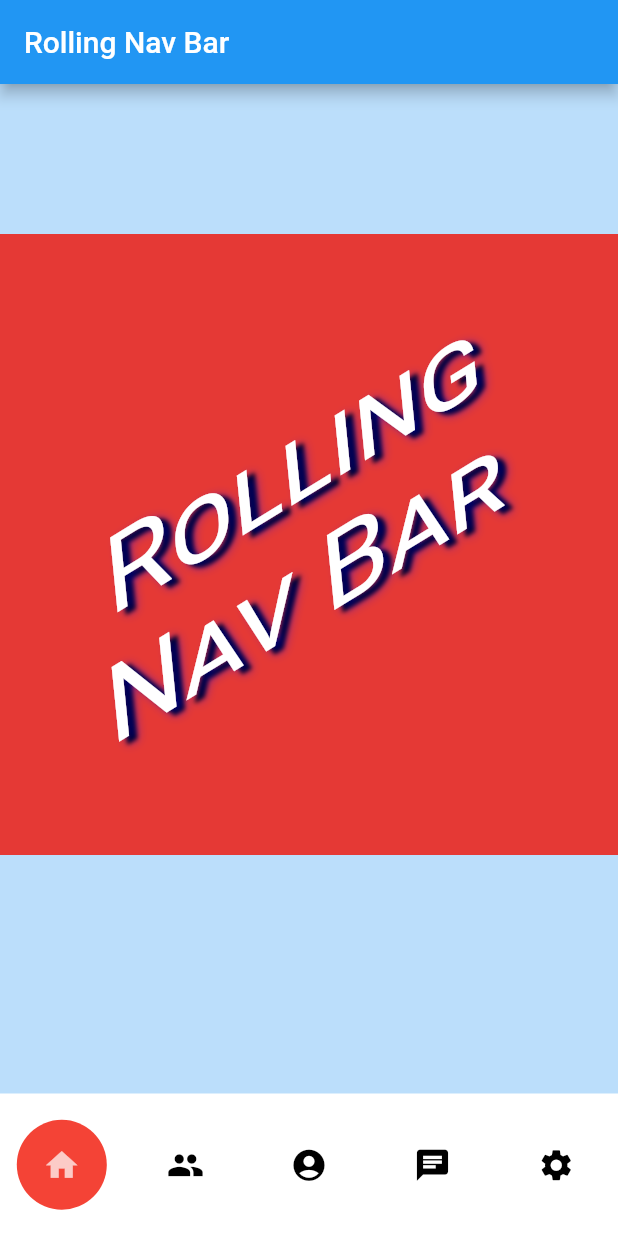
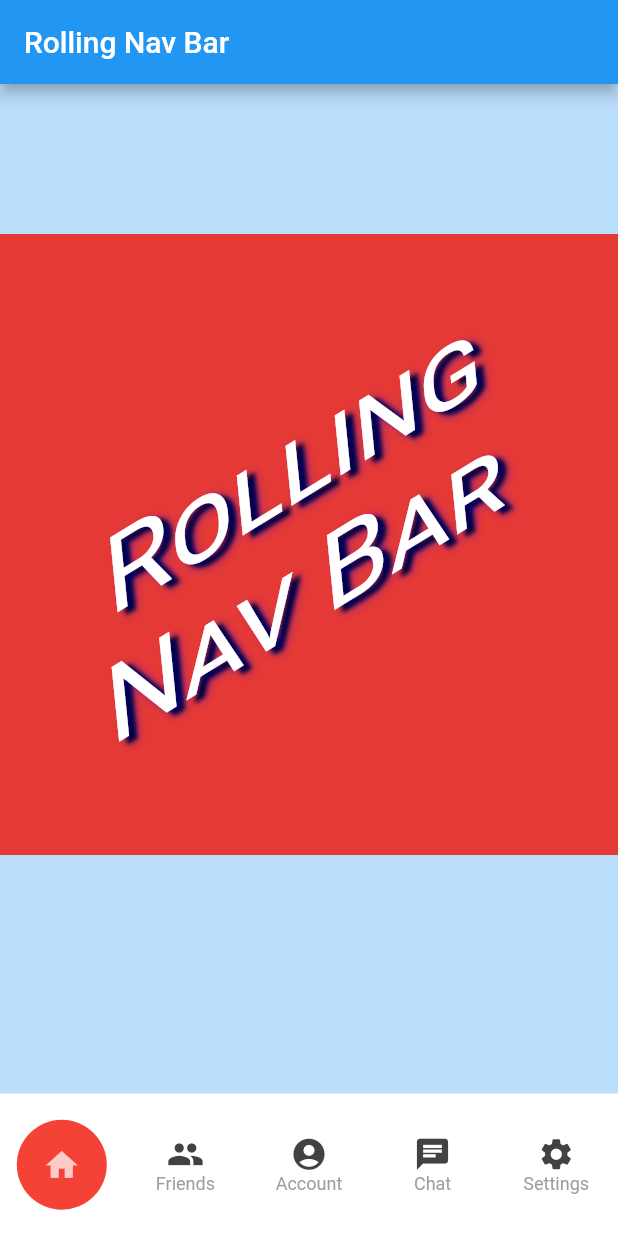
Before and after one commit to craiglabenz/flutter_rolling_nav_bar, a Flutter app: the screen it shows after launch, on a phone screen of 412 x 824 dp. Run offline on Flutter 3.47's test engine with Material 2 defaults, Android fonts, the phone set to English and light mode, and no system bars; our stand-ins replace tinycolor; missing offline and left inert: polygon_clipper.

Commit message:
Added support for icon text and bumped version to 0.0.1-alpha-3

```diff
--- a/example/lib/main.dart
+++ b/example/lib/main.dart
@@ -101,6 +101,19 @@ class _MyAppState extends State<MyApp> {
                       Icons.chat,
                       Icons.settings,
                     ],
+                    iconColors: <Color>[Colors.grey[800]],
+                    iconText: <Widget>[
+                      Text('Home',
+                          style: TextStyle(color: Colors.grey, fontSize: 12)),
+                      Text('Friends',
+                          style: TextStyle(color: Colors.grey, fontSize: 12)),
+                      Text('Account',
+                          style: TextStyle(color: Colors.grey, fontSize: 12)),
+                      Text('Chat',
+                          style: TextStyle(color: Colors.grey, fontSize: 12)),
+                      Text('Settings',
+                          style: TextStyle(color: Colors.grey, fontSize: 12)),
+                    ],
                     indicatorColors: <Color>[
                       Colors.red,
                       Colors.orange,
--- a/lib/rolling_nav_bar.dart
+++ b/lib/rolling_nav_bar.dart
@@ -139,6 +139,9 @@ class RollingNavBar extends StatelessWidget {
   /// Optional custom size for each tab bar icon.
   final double iconSize;
 
+  /// Optional list of text widgets to display beneath inactive icons.
+  final List<Widget> iconText;
+
   /// Optional list of colors for the active indicator. If supplied, must have a
   /// length of one or the same length as [iconData]. A length of 1 indicates a
   /// single color for all tabs.
@@ -185,6 +188,7 @@ class RollingNavBar extends StatelessWidget {
         iconColors = null,
         iconData = null,
         iconSize = null,
+        iconText = null,
         assert(indicatorSides > 2);
   RollingNavBar.iconData({
     this.activeIconColors,
@@ -195,6 +199,7 @@ class RollingNavBar extends StatelessWidget {
     this.iconColors = const <Color>[Colors.black],
     this.iconData,
     this.iconSize,
+    this.iconText,
     this.indicatorColors = const <Color>[Colors.pink],
     this.indicatorCornerRadius = 10,
     this.indicatorRadius = 25,
@@ -204,6 +209,7 @@ class RollingNavBar extends StatelessWidget {
     this.onTap,
     this.sidesPerListItem,
   })  : children = null,
+        assert(iconText == null || iconText.length == iconData.length),
         assert(indicatorSides > 2),
         assert(activeIconColors == null ||
             activeIconColors.length == 1 ||
@@ -227,6 +233,7 @@ class RollingNavBar extends StatelessWidget {
           iconColors: iconColors,
           iconData: iconData,
           iconSize: iconSize,
+          iconText: iconText,
           indicatorColors: indicatorColors,
           indicatorCornerRadius: indicatorCornerRadius,
           indicatorRadius: indicatorRadius,
@@ -251,6 +258,7 @@ class _RollingNavBarInner extends StatefulWidget {
   final List<Widget> children;
   final List<Color> iconColors;
   final List<IconData> iconData;
+  final List<Widget> iconText;
   final List<Color> indicatorColors;
   final double indicatorCornerRadius;
   final double indicatorRadius;
@@ -272,6 +280,7 @@ class _RollingNavBarInner extends StatefulWidget {
     @required this.iconColors,
     @required this.iconData,
     @required this.iconSize,
+    @required this.iconText,
     @required this.indicatorColors,
     @required this.indicatorCornerRadius,
     @required this.indicatorRadius,
@@ -524,9 +533,11 @@ class _RollingNavBarInnerState extends State<_RollingNavBarInner>
   }
 
   Widget _buildNavBarItem(Indexed indexed) {
+    print(tabChunkWidth);
     return _NavBarItem(
       indexed.value,
       isActive: activeIndex == indexed.index,
+      maxWidth: tabChunkWidth,
       onPressed: () {
         _setActive(indexed.index);
       },
@@ -568,10 +579,14 @@ class _RollingNavBarInnerState extends State<_RollingNavBarInner>
             : _getInactiveIconColor(indexed.index),
         size: widget.iconSize,
       ),
+      isActive: isActive,
+      maxWidth: tabChunkWidth,
       onPressed: () {
         _setActive(indexed.index);
       },
-      isActive: isActive,
+      textWidget: !isActive && widget.iconText.length == widget.numChildren
+          ? widget.iconText[indexed.index]
+          : null,
     );
   }
 }
@@ -581,10 +596,14 @@ class _NavBarItem extends StatelessWidget {
   final Widget child;
   final bool isActive;
   final Function onPressed;
+  final double maxWidth;
+  final Widget textWidget;
   const _NavBarItem(
     this.child, {
     @required this.onPressed,
     this.isActive = false,
+    this.maxWidth,
+    this.textWidget,
     Key key,
   }) : super(key: key);
 
@@ -593,7 +612,14 @@ class _NavBarItem extends StatelessWidget {
     return GestureDetector(
       onTap: onPressed,
       child: Container(
-        child: child,
+        width: maxWidth,
+        child: Column(
+          mainAxisAlignment: MainAxisAlignment.center,
+          children: <Widget>[
+            child,
+            textWidget ?? Container(),
+          ],
+        ),
       ),
     );
   }
--- a/pubspec.yaml
+++ b/pubspec.yaml
@@ -1,6 +1,6 @@
 name: rolling_nav_bar
 description: A Flutter nav bar with a rolling active indicator behind each icon
-version: 0.0.1-alpha-2
+version: 0.0.1-alpha-3
 author: Craig Labenz <craig.labenz@gmail.com>
 homepage: https://github.com/craiglabenz/flutter_rolling_nav_bar
 
```
Also changed, not shown: doc/assets/iconText.png (added), example/pubspec.lock, 2 other files.
